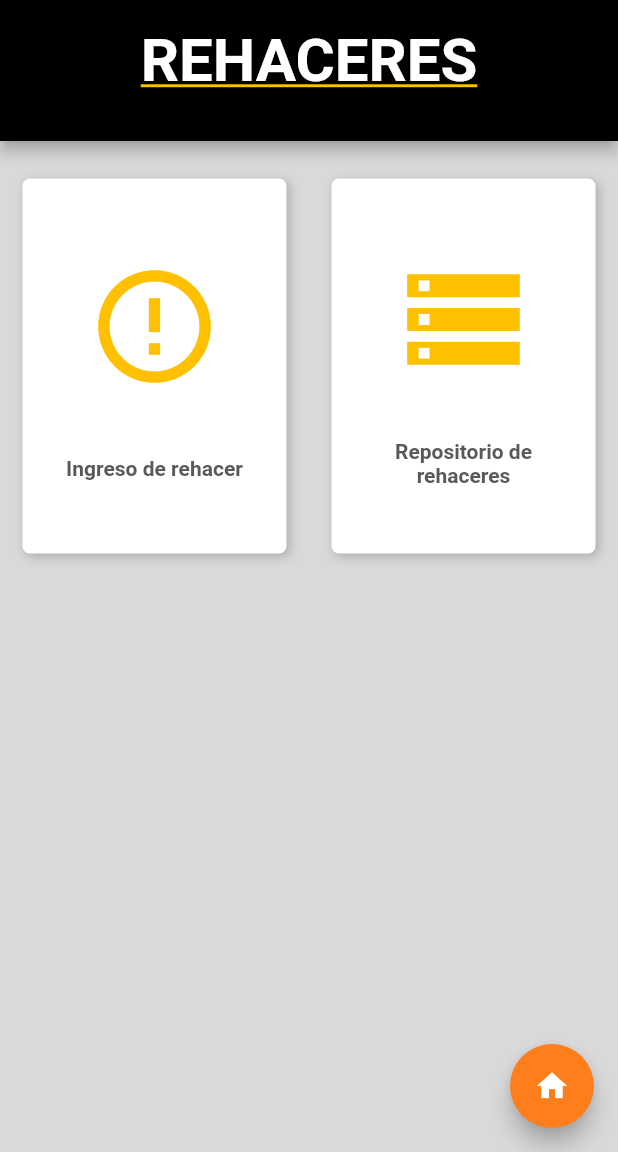
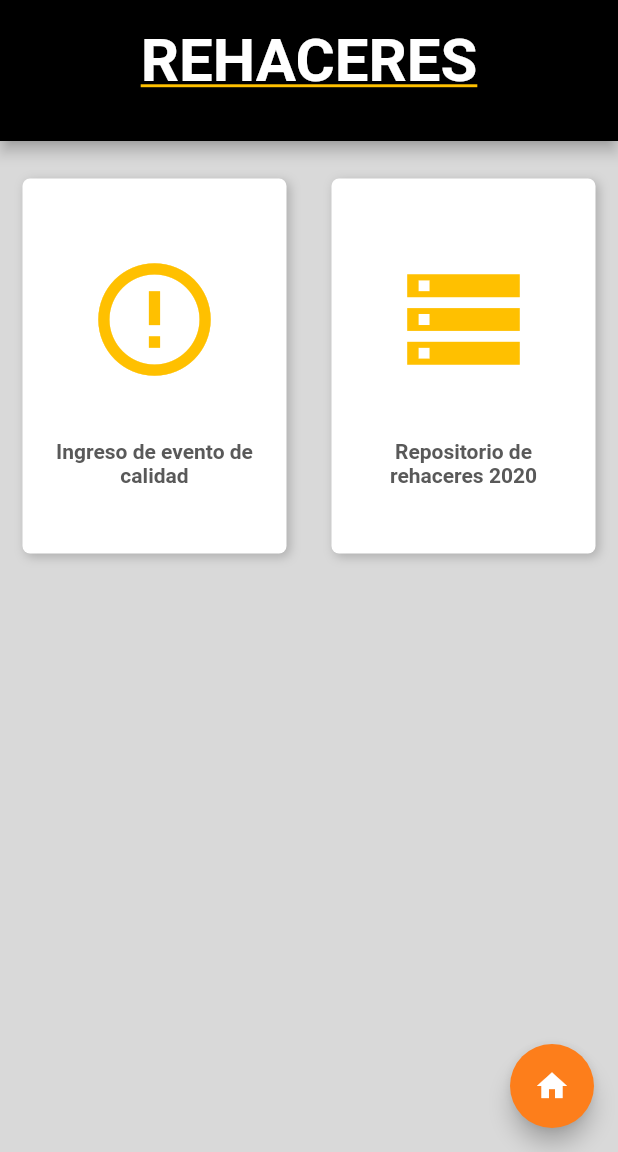
Before and after one commit to jortapie/quipu_ST, a Flutter app: the RehaceresDesktop screen opened directly, on a phone screen of 412 x 824 dp, the part 84-1236 px from its top. Run offline on Flutter 3.47's test engine with Material 2 defaults, Android fonts, the phone set to English and light mode, and no system bars; our stand-ins replace responsive_builder; Roboto replaces fonts that are missing (RobotoMono).

Commit message:
Update modulo rehaceres: enlace a DSP

```diff
--- a/lib/src/Utilities/header/header_desktop.dart
+++ b/lib/src/Utilities/header/header_desktop.dart
@@ -42,7 +42,7 @@ PreferredSize crearHeader(titulo, context) {
                     padding: EdgeInsets.all(60.0),
                     alignment: Alignment.bottomCenter,
                     child:
-                      Text('QUIPU v2.0.0', textAlign: TextAlign.center,
+                      Text('QUIPU v2.1.0', textAlign: TextAlign.center,
                         style: TextStyle(fontFamily: 'RobotoMono', fontWeight: FontWeight.bold, fontSize: 15.0, color: Colors.white,
                         )
                       ),
--- a/lib/src/Utilities/header/header_mobile.dart
+++ b/lib/src/Utilities/header/header_mobile.dart
@@ -40,7 +40,7 @@ PreferredSize crearHeadermobile(titulo, context) {
                     padding: EdgeInsets.symmetric( vertical: 60.0),
                     alignment: Alignment.bottomCenter,
                     child:
-                      Text('QUIPU v2.0.0', textAlign: TextAlign.center,
+                      Text('QUIPU v2.1.0', textAlign: TextAlign.center,
                         style: TextStyle(fontFamily: 'RobotoMono', fontWeight: FontWeight.bold, fontSize: 10.0, color: Colors.white,
                         )
                       ),
--- a/lib/src/rehaceres/rehacere_mobile.dart
+++ b/lib/src/rehaceres/rehacere_mobile.dart
@@ -36,9 +36,9 @@ class RehaceresMobile extends StatelessWidget {
       children: [
         TableRow(
           children: [
-            crearBotonSecundario(Icons.error_outline, 'Ingreso de rehacer',
-            'https://docs.google.com/forms/d/e/1FAIpQLSfR0l2rDG1stsSFKqrbDTE8vBFxp6F382wrPa7P3h_PJVVb3A/viewform'),
-            crearBotonSecundario(Icons.storage, 'Repositorio de rehaceres',
+            crearBotonSecundario(Icons.error_outline, 'Ingreso de evento de calidad',
+            'https://ferreyros-mvp.web.app/main/quality-internal-events'),
+            crearBotonSecundario(Icons.storage, 'Repositorio de rehaceres 2020',
             'https://app.awesome-table.com/-MNp4pBevpBdYBUmrnC7/view'),
           ],
         ),
--- a/lib/src/rehaceres/rehaceres_desktop.dart
+++ b/lib/src/rehaceres/rehaceres_desktop.dart
@@ -36,9 +36,9 @@ class RehaceresDesktop extends StatelessWidget {
       children: [
         TableRow(
           children: [
-            crearBotonSecundario(Icons.error_outline, 'Ingreso de rehacer',
-            'https://docs.google.com/forms/d/e/1FAIpQLSfR0l2rDG1stsSFKqrbDTE8vBFxp6F382wrPa7P3h_PJVVb3A/viewform'),
-            crearBotonSecundario(Icons.storage, 'Repositorio de rehaceres',
+            crearBotonSecundario(Icons.error_outline, 'Ingreso de evento de calidad',
+            'https://ferreyros-mvp.web.app/main/quality-internal-events'),
+            crearBotonSecundario(Icons.storage, 'Repositorio de rehaceres 2020',
             'https://app.awesome-table.com/-MNp4pBevpBdYBUmrnC7/view'),
           ],
         ),
```
